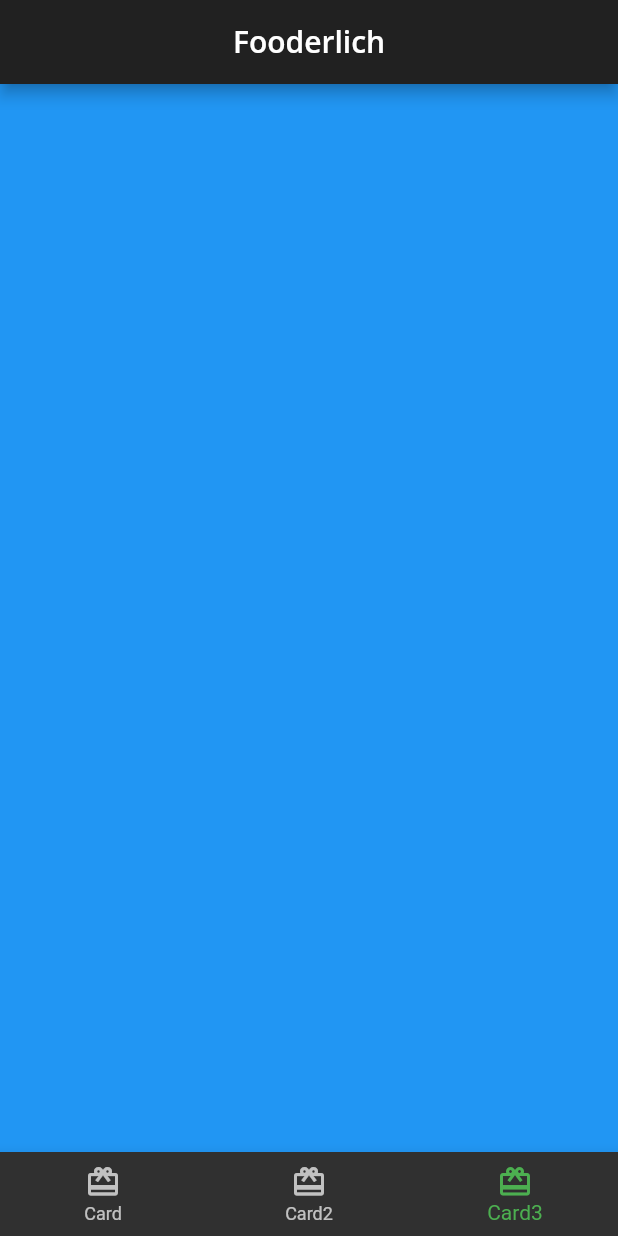
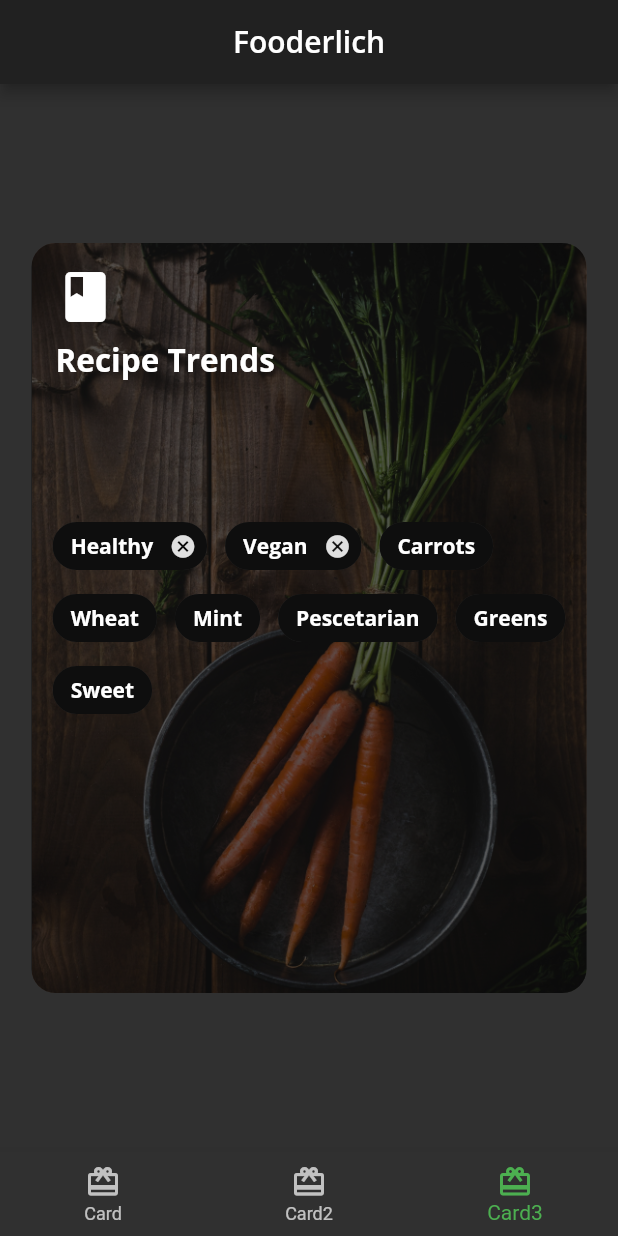
Before and after one commit to vinaytiparadi/flutter_fooderlich, a Flutter app: the screen it shows after launch, item 3 of the bottom bar chosen, on a phone screen of 412 x 824 dp. Run offline on Flutter 3.47's test engine with Material 2 defaults, Android fonts, the phone set to English and light mode, and no system bars; our stand-ins replace google_fonts.

Commit message:
finish card3

```diff
--- /dev/null
+++ b/lib/card3.dart
@@ -0,0 +1,120 @@
+import 'package:flutter/material.dart';
+import 'fooderlich_theme.dart';
+
+class Card3 extends StatelessWidget {
+  const Card3({Key? key}) : super(key: key);
+  @override
+  Widget build(BuildContext context) {
+    return Center(
+      child: Container(
+        constraints: const BoxConstraints.expand(
+          width: 370,
+          height: 500,
+        ),
+        decoration: const BoxDecoration(
+          image: DecorationImage(
+            image: AssetImage('assets/mag2.png'),
+            fit: BoxFit.cover,
+          ),
+          borderRadius: BorderRadius.all(Radius.circular(16.0)),
+        ),
+        child: Stack(
+          children: [
+            Container(
+              decoration: BoxDecoration(
+                // 1
+                color: Colors.black.withOpacity(0.6),
+                // 2
+                borderRadius: const BorderRadius.all(Radius.circular(16.0)),
+              ),
+            ),
+            Container(
+              // 3
+              padding: const EdgeInsets.all(16),
+              // 4
+              child: Column(
+                // 5
+                crossAxisAlignment: CrossAxisAlignment.start,
+                children: [
+                  // 6
+                  const Icon(
+                    Icons.book,
+                    color: Colors.white,
+                    size: 40,
+                  ),
+                  // 7
+                  const SizedBox(height: 8),
+                  // 8
+                  Text(
+                    'Recipe Trends',
+                    style: FooderlichTheme.darkTextTheme.headline2,
+                  ),
+                  // 9
+                  const SizedBox(height: 30),
+                ],
+              ),
+            ),
+            Center(
+              // 11
+              child: Wrap(
+                // 12
+                alignment: WrapAlignment.start,
+                // 13
+                spacing: 12,
+                // 14
+                children: [
+                  Chip(
+                    label: Text('Healthy',
+                      style: FooderlichTheme.darkTextTheme.bodyText1),
+                    backgroundColor: Colors.black.withOpacity(0.7),
+                    onDeleted: () {
+                      print('delete');
+                    },
+                  ),
+                  Chip(
+                    label: Text('Vegan',
+                      style: FooderlichTheme.darkTextTheme.bodyText1),
+                    backgroundColor: Colors.black.withOpacity(0.7),
+                    onDeleted: () {
+                      print('delete');
+                    },
+                  ),
+                  Chip(
+                    label: Text('Carrots',
+                      style: FooderlichTheme.darkTextTheme.bodyText1),
+                    backgroundColor: Colors.black.withOpacity(0.7),
+                  ),
+                  Chip(
+                    label: Text('Wheat',
+                        style: FooderlichTheme.darkTextTheme.bodyText1),
+                    backgroundColor: Colors.black.withOpacity(0.7),
+                  ),
+                  Chip(
+                    label: Text('Mint',
+                        style: FooderlichTheme.darkTextTheme.bodyText1),
+                    backgroundColor: Colors.black.withOpacity(0.7),
+                  ),
+                  Chip(
+                    label: Text('Pescetarian',
+                        style: FooderlichTheme.darkTextTheme.bodyText1),
+                    backgroundColor: Colors.black.withOpacity(0.7),
+                  ),
+                  Chip(
+                    label: Text('Greens',
+                        style: FooderlichTheme.darkTextTheme.bodyText1),
+                    backgroundColor: Colors.black.withOpacity(0.7),
+                  ),
+                  Chip(
+                    label: Text('Sweet',
+                        style: FooderlichTheme.darkTextTheme.bodyText1),
+                    backgroundColor: Colors.black.withOpacity(0.7),
+                  ),
+                ],
+              ),
+            ),
+          ],
+        ),
+      ),
+    );
+  }
+}
--- a/lib/home.dart
+++ b/lib/home.dart
@@ -1,6 +1,7 @@
 import 'package:flutter/material.dart';
 import 'card1.dart';
 import 'card2.dart';
+import 'card3.dart';
 
 // 1
 class Home extends StatefulWidget {
@@ -15,8 +16,7 @@ class _HomeState extends State<Home> {
   static List<Widget> pages = <Widget>[
     const Card1(),
     const Card2(),
-    // TODO: Replace with Card3
-    Container(color: Colors.blue)
+    const Card3(),
   ];
   // 9
   void _onItemTapped(int index) {
```
